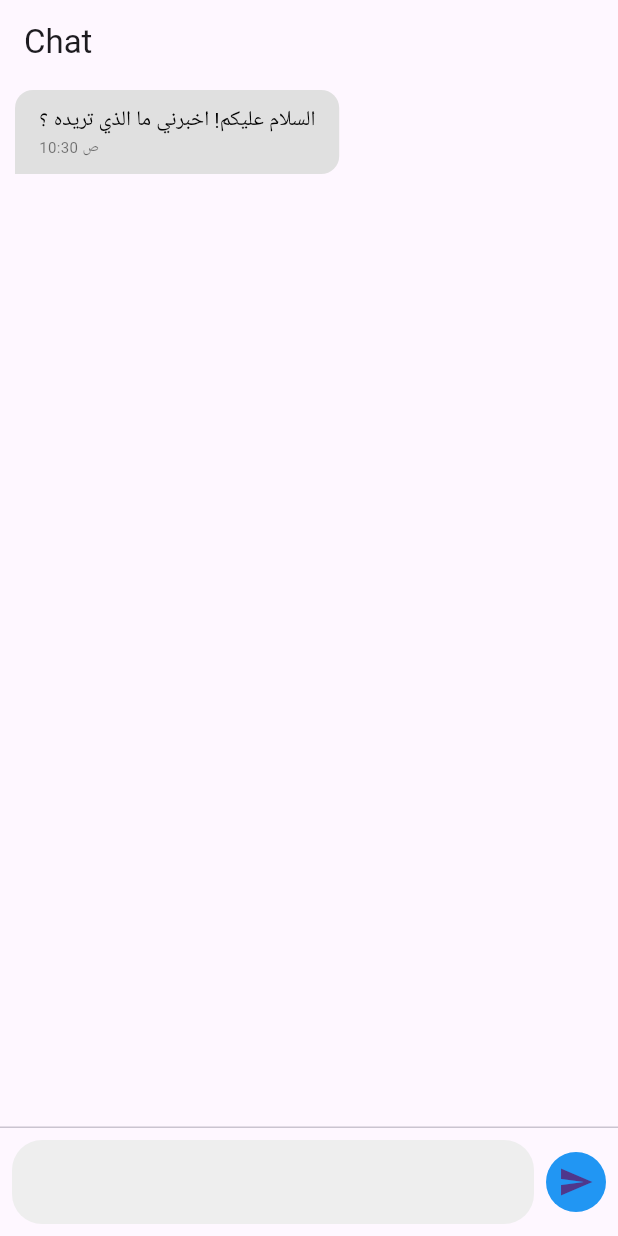
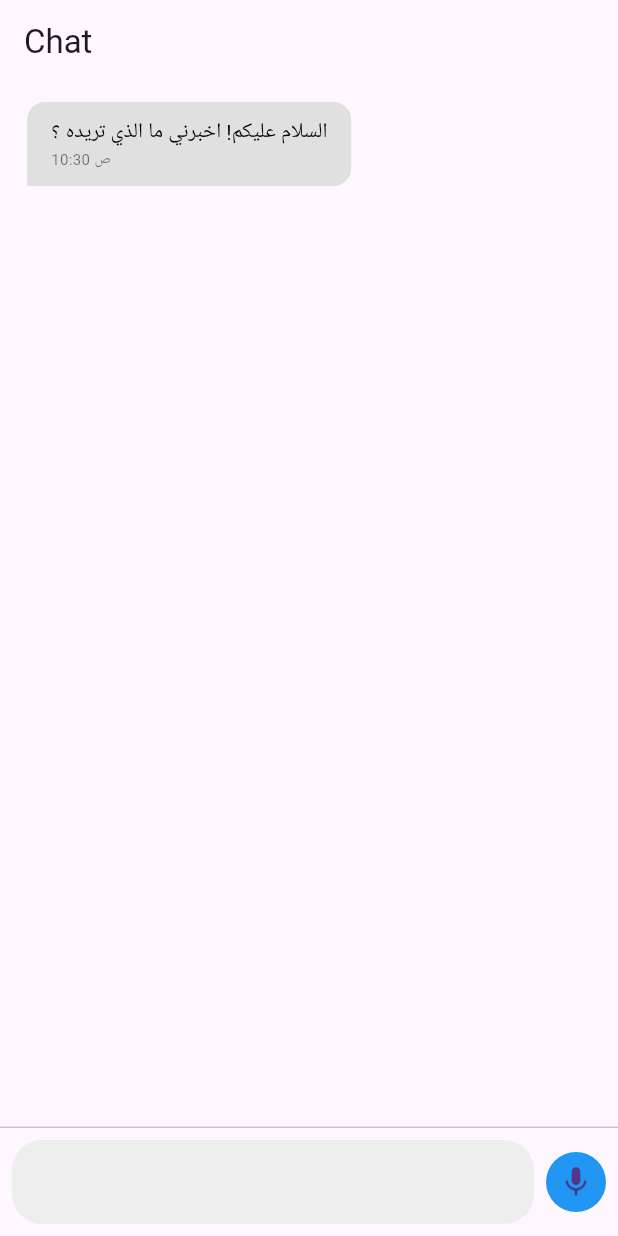
Before and after one commit to typ-AhmedSleem/chat_bot, a Flutter app: the screen it shows after launch, on a phone screen of 412 x 824 dp. Run offline on Flutter 3.47's test engine with Material 3 defaults, Android fonts, the phone set to English and light mode, and no system bars; our stand-ins replace plugin_platform_interface.

Commit message:
chat: implemented a text watcher on message input

```diff
--- a/lib/chat/ui/chat_bubble.dart
+++ b/lib/chat/ui/chat_bubble.dart
@@ -9,7 +9,7 @@ class ChatBubble extends StatelessWidget {
     msg = Message(content: content, isMe: isMe, timestamp: timestamp);
   }
 
-  static ChatBubble ofMessage(Message msg) {
+  static ChatBubble ofMessage({required Message msg}) {
     return ChatBubble(content: msg.content, isMe: msg.isMe, timestamp: msg.timestamp);
   }
 
--- a/lib/chat/ui/chat_screen.dart
+++ b/lib/chat/ui/chat_screen.dart
@@ -32,8 +32,13 @@ class ChatScreen extends StatefulWidget {
 }
 
 class _ChatScreenState extends State<ChatScreen> {
-  final List<Message> messages = [];
+  // Runtime
   final chatBot = ChatBot();
+  final List<Message> messages = [
+    Message.defaultMessage() // Add the default message at the start of chat.
+  ];
+
+  final _textInputController = TextEditingController();
 
   @override
   Widget build(BuildContext context) {
@@ -44,14 +49,12 @@ class _ChatScreenState extends State<ChatScreen> {
       body: Column(
         children: <Widget>[
           Expanded(
-            child: ListView(
-              children: [ChatBubble.ofMessage(Message.defaultMessage())],
-            ),
-            // child: ListView.builder(
-            //     padding: const EdgeInsets.all(8.0),
-            //     itemBuilder: (_, idx) {
-            //       return ChatBubble(msg: messages[idx]);
-            //     }),
+            child: ListView.builder(
+                padding: const EdgeInsets.all(8.0),
+                itemCount: messages.length,
+                itemBuilder: (_, idx) {
+                  return ChatBubble.ofMessage(msg: messages[idx]);
+                }),
           ),
           const Divider(height: 1.0),
           Padding(
@@ -60,6 +63,7 @@ class _ChatScreenState extends State<ChatScreen> {
               children: <Widget>[
                 Expanded(
                   child: TextField(
+                    controller: _textInputController,
                     decoration: InputDecoration(
                       hintText: Texts.typeMessageHere,
                       border: OutlineInputBorder(
@@ -69,21 +73,22 @@ class _ChatScreenState extends State<ChatScreen> {
                       filled: true,
                       fillColor: Colors.grey[200],
                     ),
-                    // onChanged: (msg) {
-                    //   message = msg;
-                    // },
                   ),
                 ),
                 const SizedBox(width: 8.0),
-                CircleAvatar(
-                  backgroundColor: Colors.blue,
-                  child: IconButton(
-                    icon: const Icon(Icons.send),
-                    onPressed: () async {
-                      throw UnimplementedError("Not yet implemented.");
-                    },
-                  ),
-                ),
+                ValueListenableBuilder(
+                    valueListenable: _textInputController,
+                    builder: (_, value, __) {
+                      return CircleAvatar(
+                        backgroundColor: Colors.blue,
+                        child: IconButton(
+                          icon: Icon(value.text.isEmpty ? Icons.mic : Icons.send),
+                          onPressed: () async {
+                            throw UnimplementedError("handle the send button click.");
+                          },
+                        ),
+                      );
+                    }),
               ],
             ),
           ),
@@ -92,7 +97,9 @@ class _ChatScreenState extends State<ChatScreen> {
     );
   }
 
-  void askChatBot() async {}
+  void askChatBot() async {
+    throw UnimplementedError("askChatBot is not yet implemented.");
+  }
 
   void sendMessage(Message message) {
     throw UnimplementedError("sendMessage is not yet implemented.");
```
